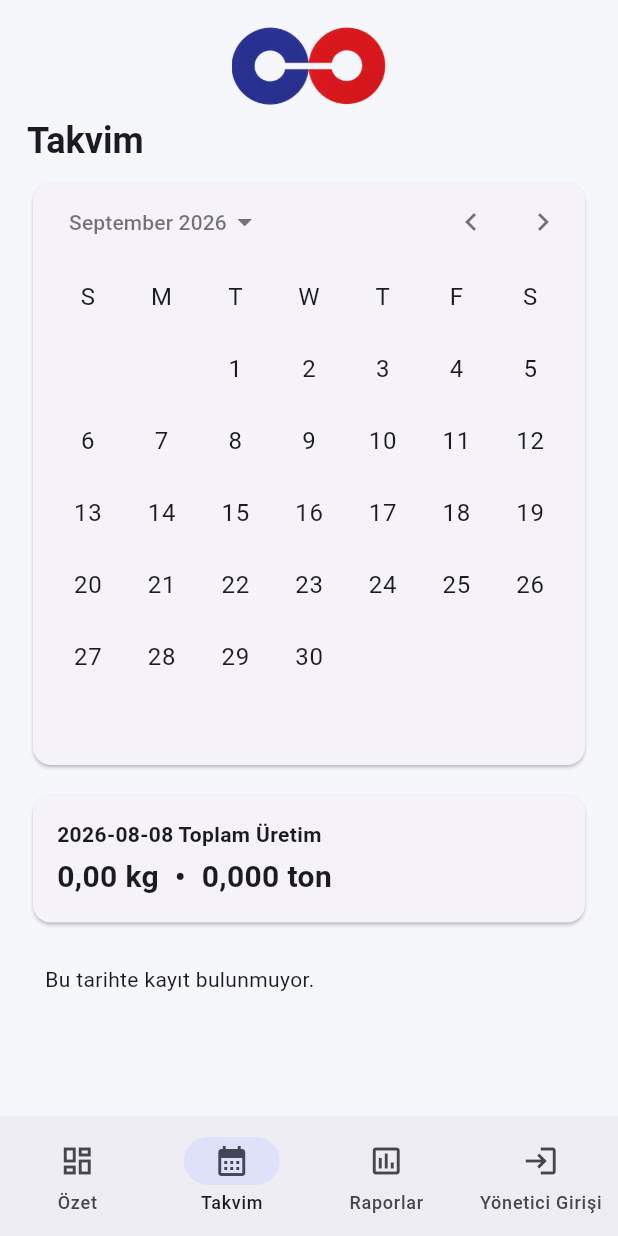
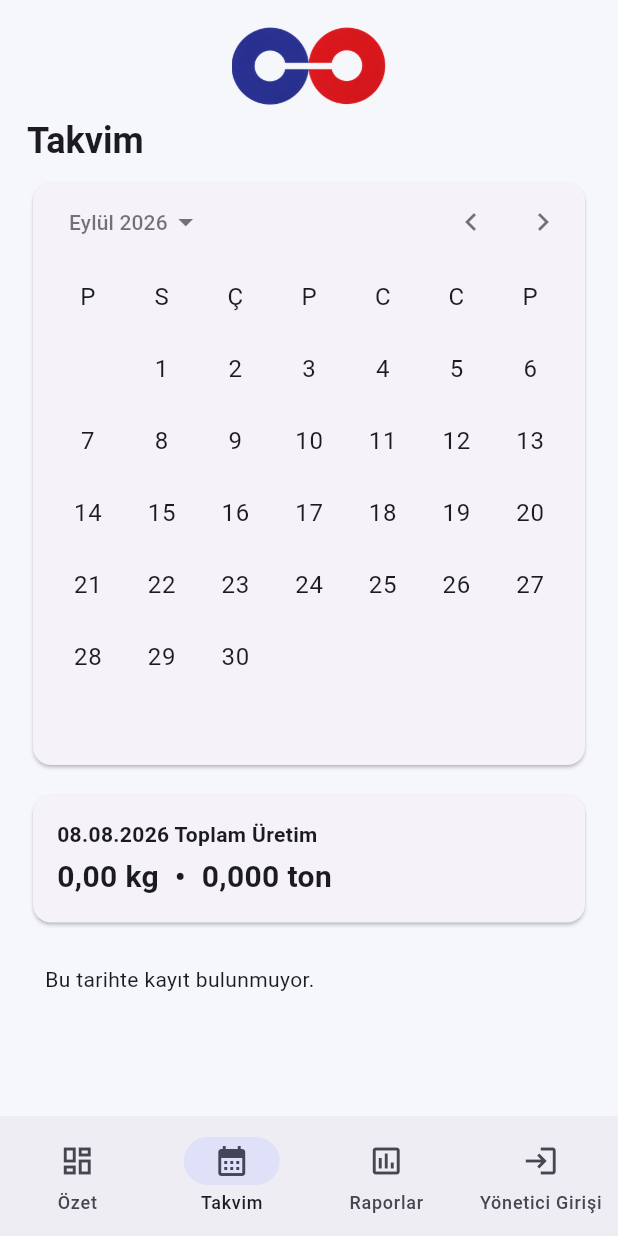
Before and after one commit to ercumentessiz/bas-zincir-uretim, a Flutter app: the screen it shows after launch, item 2 of the bottom bar chosen, after a tap on the "chevron right" icon, on a phone screen of 412 x 824 dp. Run offline on Flutter 3.47's test engine with Material 3 defaults, Android fonts, the phone set to English and light mode, and no system bars; our stand-ins replace cloud_firestore, firebase_auth, firebase_core; accounts and stored records are empty.

Commit message:
Update main.dart

```diff
--- a/lib/main.dart
+++ b/lib/main.dart
@@ -1,4 +1,5 @@
 import 'package:flutter/material.dart';
+import 'package:flutter_localizations/flutter_localizations.dart';
 import 'package:firebase_core/firebase_core.dart';
 import 'package:firebase_auth/firebase_auth.dart';
 import 'package:cloud_firestore/cloud_firestore.dart';
@@ -172,6 +173,13 @@ class BasZincirApp extends StatelessWidget {
       builder: (_, __) => MaterialApp(
         debugShowCheckedModeBanner: false,
         title: 'Baş Zincir',
+        locale: const Locale('tr', 'TR'),
+        supportedLocales: const [Locale('tr', 'TR')],
+        localizationsDelegates: const [
+          GlobalMaterialLocalizations.delegate,
+          GlobalWidgetsLocalizations.delegate,
+          GlobalCupertinoLocalizations.delegate,
+        ],
         theme: ThemeData(
           useMaterial3: true,
           colorScheme: ColorScheme.fromSeed(seedColor: const Color(0xff243a9b)),
@@ -230,6 +238,33 @@ String fmtKg(double v) => v.toStringAsFixed(2).replaceAll('.', ',');
 String fmtTon(double v) => (v / 1000).toStringAsFixed(3).replaceAll('.', ',');
 String dateNow() => DateTime.now().toIso8601String().substring(0, 10);
 String dateStr(DateTime d) => d.toIso8601String().substring(0, 10);
+String fmtDate(String iso) {
+  final p = iso.split('-');
+  if (p.length != 3) return iso;
+  return '${p[2]}.${p[1]}.${p[0]}';
+}
+
+int _machineIndex(String m) {
+  final i = machineList.indexOf(m);
+  return i == -1 ? machineList.length : i;
+}
+int _shiftOrder(String s) => s == 'Gündüz' ? 0 : (s == 'Gece' ? 1 : 2);
+
+String displayMachine(String m) {
+  final match = RegExp(r'^Makine (\d+)$').firstMatch(m);
+  if (match != null) return '${match.group(1)}. Makine';
+  return m;
+}
+
+List<Map<String, dynamic>> sortedRecords(List<Map<String, dynamic>> list) {
+  final copy = [...list];
+  copy.sort((a, b) {
+    final mi = _machineIndex(a['machine'] as String).compareTo(_machineIndex(b['machine'] as String));
+    if (mi != 0) return mi;
+    return _shiftOrder(a['shift'] as String).compareTo(_shiftOrder(b['shift'] as String));
+  });
+  return copy;
+}
 
 class Logo extends StatelessWidget {
   final double height;
@@ -296,7 +331,7 @@ class DashboardPage extends StatelessWidget {
   @override
   Widget build(BuildContext context) {
     final today = dateNow();
-    final todayRecords = appState.recordsForDate(today);
+    final todayRecords = sortedRecords(appState.recordsForDate(today));
     final active = todayRecords.where((r) => r['status'] == 'Üretimde').length;
     final setup = todayRecords.where((r) => r['status'] == 'Ayar Dönülüyor').length;
     final broken = todayRecords.where((r) => ['Arızalı', 'Parça Kırdı'].contains(r['status'])).length;
@@ -304,7 +339,7 @@ class DashboardPage extends StatelessWidget {
       const Center(child: Logo(height: 70)),
       const SizedBox(height: 10),
       Text('Günlük Üretim Özeti', style: Theme.of(context).textTheme.headlineSmall?.copyWith(fontWeight: FontWeight.bold)),
-      Text(today, style: Theme.of(context).textTheme.bodyMedium),
+      Text(fmtDate(today), style: Theme.of(context).textTheme.bodyMedium),
       const SizedBox(height: 16),
       Card(child: Padding(padding: const EdgeInsets.all(18), child: Column(crossAxisAlignment: CrossAxisAlignment.start, children: [
         const Text('TOPLAM ÜRETİM (Bugün)', style: TextStyle(fontWeight: FontWeight.w600)),
@@ -333,8 +368,9 @@ class DashboardPage extends StatelessWidget {
           ),
         ) : null,
         leading: CircleAvatar(child: Text(r['machine'].toString().replaceAll('Makine ', '').replaceAll('Spanzet ', ''))),
-        title: Text(r['machine']),
-        subtitle: Text('${r['product'] ?? ''} • ${r['shift']} • ${r['operator']}'),
+        title: Text(displayMachine(r['machine'])),
+        subtitle: Text('${r['product'] ?? ''} • ${r['shift']} • ${r['operator']}'
+            '${(r['note'] as String?)?.isNotEmpty == true ? '\nNot: ${r['note']}' : ''}'),
         trailing: Text(r['status'] == 'Üretimde' ? '${fmtKg((r['kg'] as num).toDouble())} kg' : r['status'], textAlign: TextAlign.end),
       ))),
     ]));
@@ -425,7 +461,7 @@ class _EntryPageState extends State<EntryPage> {
         trailing: TextButton(onPressed: pickDate, child: const Text('Değiştir')),
       )),
       const SizedBox(height: 10),
-      _dd('Makine / Bölüm', machine, machineList, (v) => setState(() => machine = v!)),
+      _dd('Makine / Bölüm', machine, machineList, (v) => setState(() => machine = v!), labelOf: displayMachine),
       if (list.isEmpty)
         const Padding(padding: EdgeInsets.only(bottom: 10), child: Text('Bu makina için ürün tanımlı değil. Önce Yönetim > Ürün Yönetimi\'nden ekleyin.', style: TextStyle(color: Colors.red)))
       else
@@ -504,19 +540,19 @@ class _RecordsPageState extends State<RecordsPage> {
 
   @override
   Widget build(BuildContext context) {
-    final list = appState.recordsForDate(date);
+    final list = sortedRecords(appState.recordsForDate(date));
     return Scaffold(
       appBar: AppBar(title: const Text('Kayıtları Düzenle')),
       body: SafeArea(child: ListView(padding: const EdgeInsets.all(18), children: [
         Card(child: ListTile(
           leading: const Icon(Icons.event),
-          title: Text(date),
+          title: Text(fmtDate(date)),
           trailing: TextButton(onPressed: pickDate, child: const Text('Tarih Değiştir')),
         )),
         const SizedBox(height: 12),
         if (list.isEmpty) const Padding(padding: EdgeInsets.all(18), child: Text('Bu tarihte kayıt bulunmuyor.')),
         ...list.map((r) => Card(child: ListTile(
-          title: Text('${r['machine']} • ${r['product'] ?? r['status']}'),
+          title: Text('${displayMachine(r['machine'])} • ${r['product'] ?? r['status']}'),
           subtitle: Text('${r['status']}${r['status'] == 'Üretimde' ? ' • ${r['qty']} bakla • ${fmtKg((r['kg'] as num).toDouble())} kg' : ''}\n${r['operator']} • ${r['shift']}'),
           isThreeLine: true,
           trailing: Row(mainAxisSize: MainAxisSize.min, children: [
@@ -592,7 +628,7 @@ class _EditRecordSheetState extends State<EditRecordSheet> {
       child: SingleChildScrollView(child: Column(crossAxisAlignment: CrossAxisAlignment.start, children: [
         Text('Kaydı Düzenle', style: Theme.of(context).textTheme.titleLarge?.copyWith(fontWeight: FontWeight.bold)),
         const SizedBox(height: 12),
-        _dd('Makine', machine, machineList, (v) => setState(() => machine = v!)),
+        _dd('Makine', machine, machineList, (v) => setState(() => machine = v!), labelOf: displayMachine),
         if (list.isNotEmpty)
           _dd('Ürün', productId!, list.map((p) => p['id'] as String).toList(), (v) => setState(() => productId = v),
               labelOf: (id) => list.firstWhere((p) => p['id'] == id)['name'] as String),
@@ -640,7 +676,7 @@ class _CalendarPageState extends State<CalendarPage> {
   @override
   Widget build(BuildContext context) {
     final date = dateStr(selected);
-    final list = appState.recordsForDate(date);
+    final list = sortedRecords(appState.recordsForDate(date));
     final totalKg = list.where((r) => r['status'] == 'Üretimde').fold(0.0, (s, r) => s + (r['kg'] as num).toDouble());
     return SafeArea(child: ListView(padding: const EdgeInsets.all(18), children: [
       const Logo(height: 52), const SizedBox(height: 8),
@@ -652,15 +688,16 @@ class _CalendarPageState extends State<CalendarPage> {
       )),
       const SizedBox(height: 12),
       Card(child: Padding(padding: const EdgeInsets.all(16), child: Column(crossAxisAlignment: CrossAxisAlignment.start, children: [
-        Text('$date Toplam Üretim', style: const TextStyle(fontWeight: FontWeight.w600)),
+        Text('${fmtDate(date)} Toplam Üretim', style: const TextStyle(fontWeight: FontWeight.w600)),
         const SizedBox(height: 4),
         Text('${fmtKg(totalKg)} kg  •  ${fmtTon(totalKg)} ton', style: const TextStyle(fontSize: 20, fontWeight: FontWeight.bold)),
       ]))),
       const SizedBox(height: 12),
       if (list.isEmpty) const Padding(padding: EdgeInsets.all(12), child: Text('Bu tarihte kayıt bulunmuyor.')),
       ...list.map((r) => Card(child: ListTile(
-        title: Text(r['machine']),
-        subtitle: Text('${r['product'] ?? r['status']} • ${r['operator']}'),
+        title: Text(displayMachine(r['machine'])),
+        subtitle: Text('${r['product'] ?? r['status']} • ${r['shift']} • ${r['operator']}'
+            '${(r['note'] as String?)?.isNotEmpty == true ? '\nNot: ${r['note']}' : ''}'),
         trailing: Text(r['status'] == 'Üretimde' ? '${fmtKg((r['kg'] as num).toDouble())} kg' : r['status']),
       ))),
     ]));
@@ -710,8 +747,8 @@ class _ReportsPageState extends State<ReportsPage> {
         final resetD = appState.productResetDates[name];
         return Card(child: Padding(padding: const EdgeInsets.symmetric(horizontal: 4), child: ListTile(
           title: Text(name, style: const TextStyle(fontWeight: FontWeight.w600)),
-          subtitle: Text('İlk üretim: ${d == null ? "—" : dateStr(d)}\nToplam bakla: ${qty.toStringAsFixed(0)}'
-              '${resetD != null ? '\n$resetD tarihinden itibaren' : ''}'),
+          subtitle: Text('İlk üretim: ${d == null ? "—" : fmtDate(dateStr(d))}\nToplam bakla: ${qty.toStringAsFixed(0)}'
+              '${resetD != null ? '\n${fmtDate(resetD)} tarihinden itibaren' : ''}'),
           isThreeLine: true,
           trailing: Column(mainAxisAlignment: MainAxisAlignment.center, crossAxisAlignment: CrossAxisAlignment.end, children: [
             Text('${fmtKg(kg)} kg', style: const TextStyle(fontWeight: FontWeight.bold)),
```
